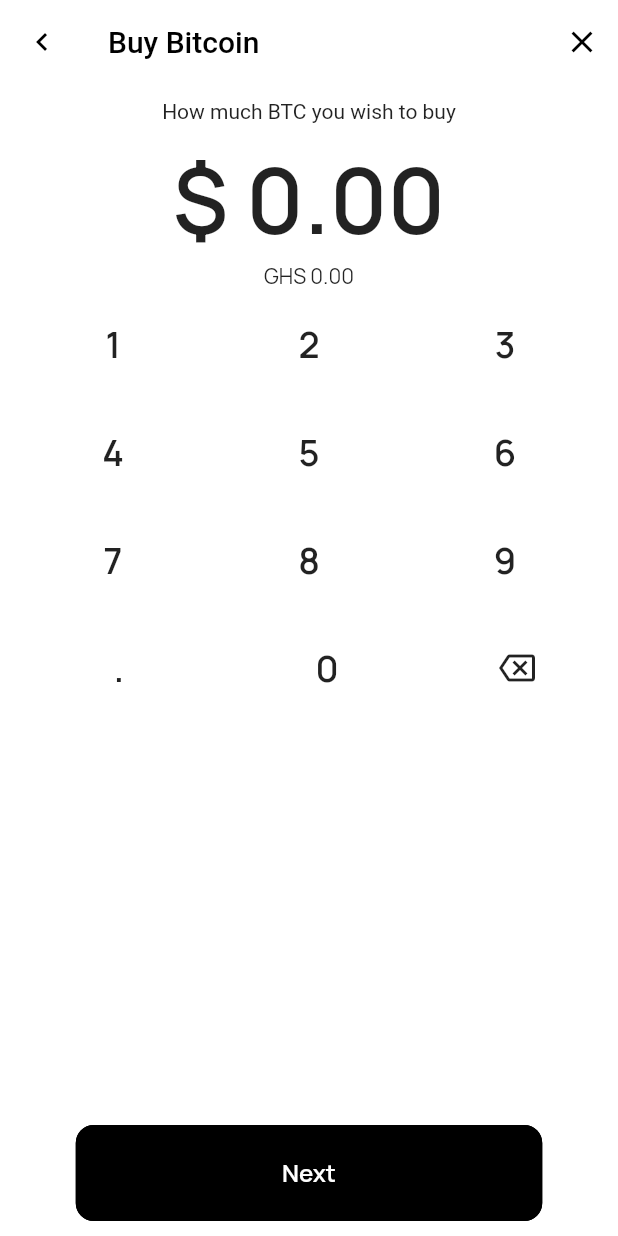
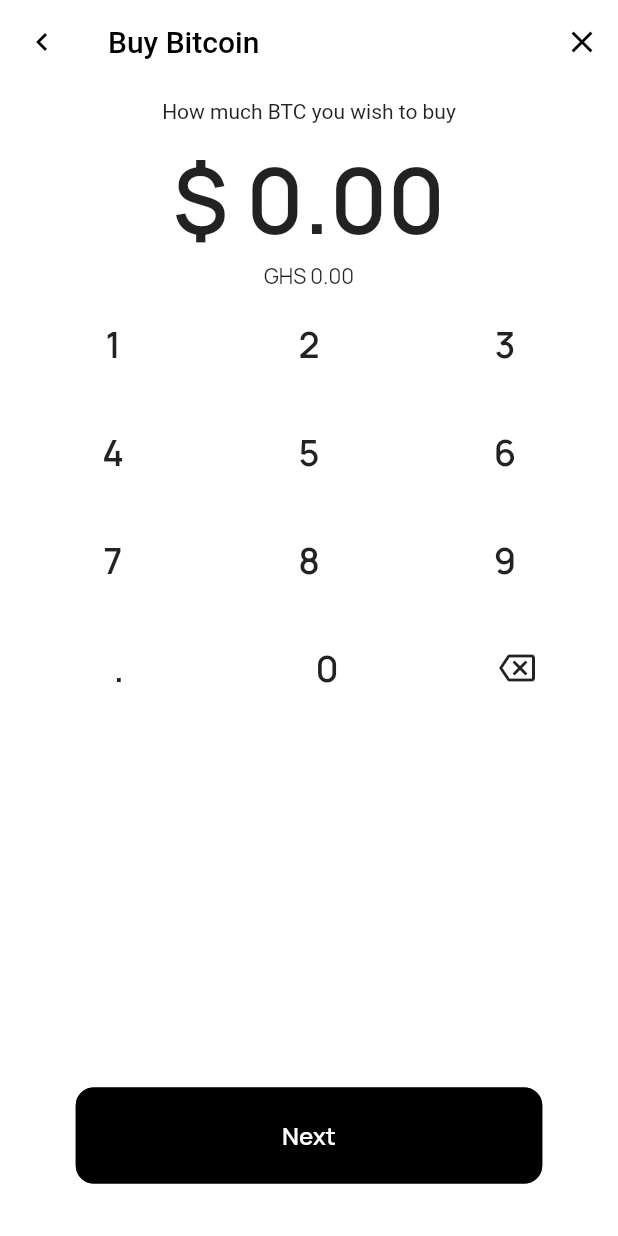
Before and after one commit to simplecoins/simplecoins_mobile_front, a Flutter app: the screen it shows after launch, on a phone screen of 412 x 824 dp. Run offline on Flutter 3.47's test engine with Material 2 defaults, Android fonts, the phone set to English and light mode, and no system bars.

```diff
--- a/lib/screens/enteramount/enteramount.dart
+++ b/lib/screens/enteramount/enteramount.dart
@@ -121,6 +121,9 @@ class _EnterAmountState extends State<EnterAmount> {
             DefaultButton(
               text: 'Next',
               press: () {},
+            ),
+            SizedBox(
+              height: 25.0,
             )
           ],
         ),
@@ -139,12 +142,14 @@ class PadNumber extends StatelessWidget {
   @override
   Widget build(BuildContext context) {
     return InkWell(
+      borderRadius: BorderRadius.circular(45.0),
       onTap: () {},
-      //splashColor: Colors.pink,
       child: Container(
+        decoration: BoxDecoration(
+          shape: BoxShape.circle
+        ),
         height: 72.0,
         width: 72.0,
-        //color: Colors.white,
         child: Center(
           child: Text(
             text,
```
